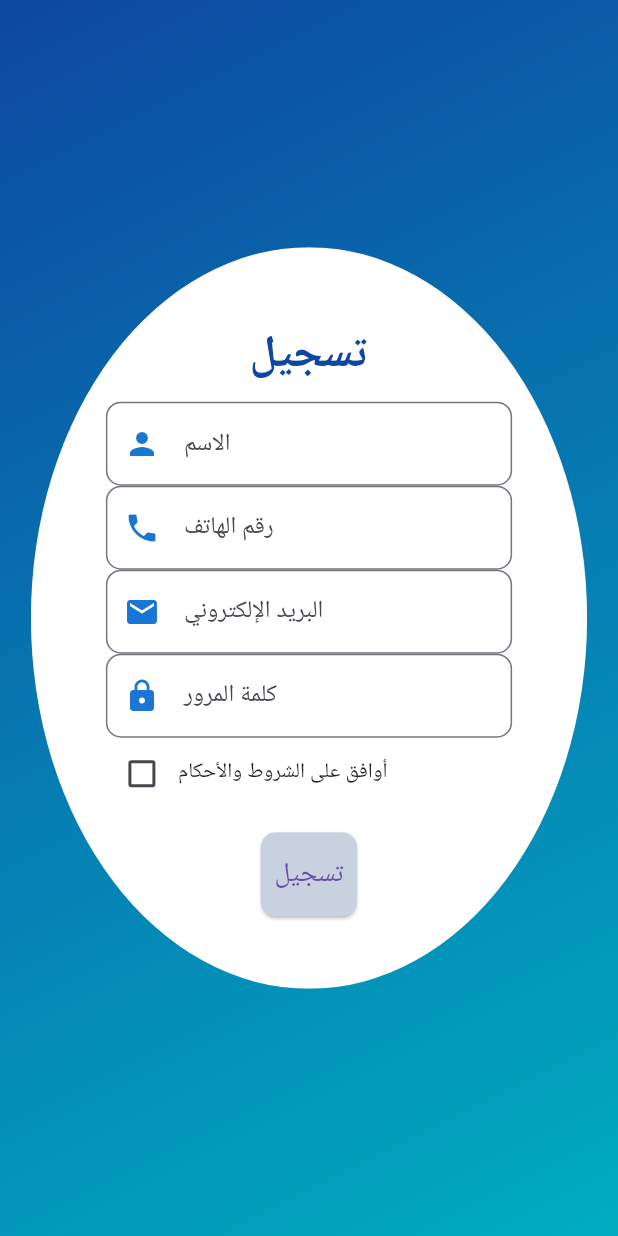
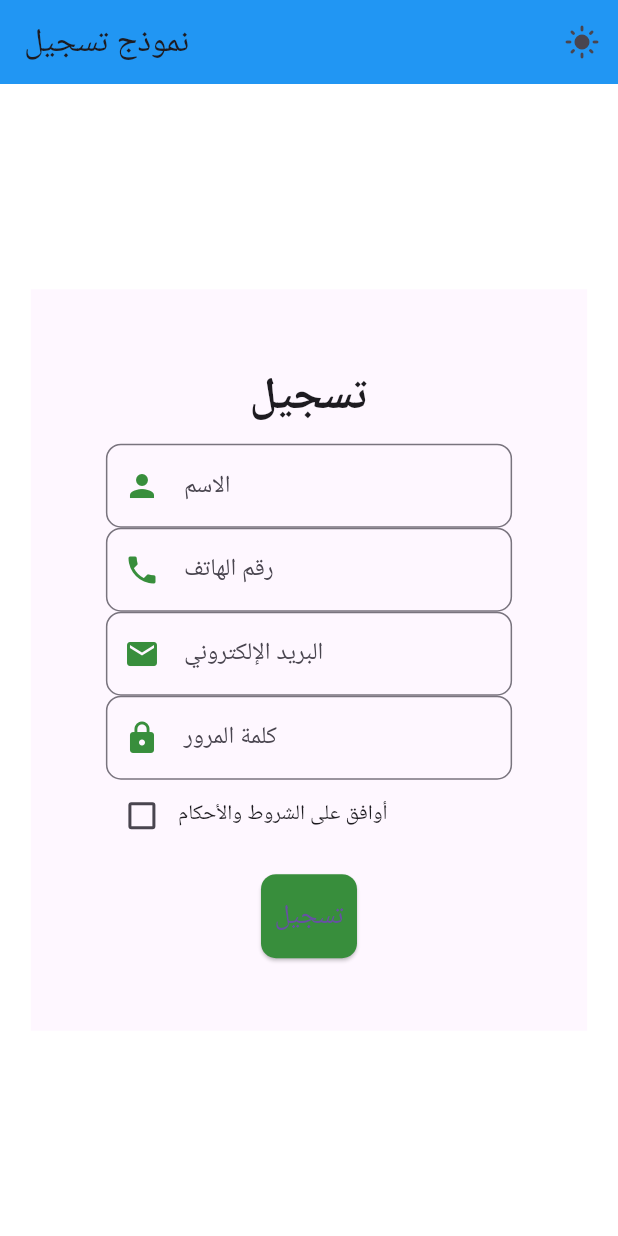
Before and after one commit to aishs-prog/aisha_app, a Flutter app: the screen it shows after launch, on a phone screen of 412 x 824 dp. Run offline on Flutter 3.47's test engine with Material 3 defaults, Android fonts, the phone set to English and light mode, and no system bars; our stand-ins replace get.

Commit message:
homework 3

```diff
--- a/lib/main.dart
+++ b/lib/main.dart
@@ -1,4 +1,5 @@
 import 'package:flutter/material.dart';
+import 'package:get/get.dart';
 import 'validator.dart';
 
 void main() {
@@ -8,52 +9,67 @@
 class MyApp extends StatelessWidget {
   @override
   Widget build(BuildContext context) {
-    return MaterialApp(
+    return GetMaterialApp(
       title: 'نموذج تسجيل',
-      theme: ThemeData(primarySwatch: Colors.blue),
+      theme: ThemeData(
+        primarySwatch: Colors.blue,
+        brightness: Brightness.light,
+        scaffoldBackgroundColor: Colors.white,
+        appBarTheme: AppBarTheme(
+          backgroundColor: Colors.blue,
+        ),
+      ),
+      darkTheme: ThemeData(
+        primarySwatch: Colors.blue,
+        brightness: Brightness.dark,
+        scaffoldBackgroundColor: Colors.black,
+        appBarTheme: AppBarTheme(
+          backgroundColor: Colors.black,
+        ),
+      ),
+      themeMode: ThemeMode.system,
       home: RegistrationForm(),
     );
   }
 }
 
-class RegistrationForm extends StatefulWidget {
-  @override
-  _RegistrationFormState createState() => _RegistrationFormState();
+class ThemeController extends GetxController {
+  var isDarkMode = false.obs;
+
+  void toggleTheme() {
+    isDarkMode.value = !isDarkMode.value;
+    Get.changeThemeMode(isDarkMode.value ? ThemeMode.dark : ThemeMode.light);
+  }
 }
 
-class _RegistrationFormState extends State<RegistrationForm> {
-  final _formKey = GlobalKey<FormState>();
-  String name = '';
-  String phone = '';
-  String email = '';
-  String password = '';
-  bool termsAccepted = false;
+class RegistrationForm extends StatelessWidget {
+  final ThemeController themeController = Get.put(ThemeController());
 
   @override
   Widget build(BuildContext context) {
     return Scaffold(
-      body: Stack(
-        children: [
-          Container(
-            decoration: BoxDecoration(
-              gradient: LinearGradient(
-                colors: [Colors.blue[900]!, Colors.cyan[600]!],
-                begin: Alignment.topLeft,
-                end: Alignment.bottomRight,
+      appBar: AppBar(
+        title: Text('نموذج تسجيل'),
+        actions: [
+          Obx(() => IconButton(
+                icon: Icon(
+                  themeController.isDarkMode.value
+                      ? Icons.dark_mode
+                      : Icons.light_mode,
                 ),
+                onPressed: themeController.toggleTheme,
+              )),
+        ],
       ),
-          ),
-          Center(
-            child: ClipPath(
-              clipper: OvalShapeClipper(),
+      body: Center(
         child: Container(
           width: MediaQuery.of(context).size.width * 0.90,
           height: MediaQuery.of(context).size.height * 0.6,
-                color: Colors.white,
+          color: Theme.of(context).cardColor,
           child: SingleChildScrollView(
             padding: EdgeInsets.all(50),
             child: Form(
-                    key: _formKey,
+              key: GlobalKey<FormState>(),
               child: Column(
                 mainAxisSize: MainAxisSize.min,
                 children: [
@@ -62,43 +78,40 @@
                     style: TextStyle(
                       fontSize: 30,
                       fontWeight: FontWeight.bold,
-                              color: Colors.blue[900]),
+                      color: Theme.of(context).textTheme.titleLarge!.color,
+                    ),
                   ),
                   SizedBox(height: 10),
                   _buildTextField(
                     label: 'الاسم',
                     icon: Icons.person,
-                          onChanged: (value) => name = value,
+                    onChanged: (value) {},
                     validator: FormValidator.validateName,
                   ),
                   _buildTextField(
                     label: 'رقم الهاتف',
                     icon: Icons.phone,
-                          onChanged: (value) => phone = value,
+                    onChanged: (value) {},
                     validator: FormValidator.validatePhone,
                   ),
                   _buildTextField(
                     label: 'البريد الإلكتروني',
                     icon: Icons.email,
-                          onChanged: (value) => email = value,
+                    onChanged: (value) {},
                     validator: FormValidator.validateEmail,
                   ),
                   _buildTextField(
                     label: 'كلمة المرور',
                     icon: Icons.lock,
                     obscureText: true,
-                          onChanged: (value) => password = value,
+                    onChanged: (value) {},
                     validator: FormValidator.validatePassword,
                   ),
                   Row(
                     children: [
                       Checkbox(
-                              value: termsAccepted,
-                              onChanged: (value) {
-                                setState(() {
-                                  termsAccepted = value!;
-                                });
-                              },
+                        value: false,
+                        onChanged: (value) {},
                       ),
                       Expanded(
                         child: Text('أوافق على الشروط والأحكام'),
@@ -107,22 +120,9 @@
                   ),
                   SizedBox(height: 15),
                   ElevatedButton(
-                          onPressed: () {
-                            if (_formKey.currentState!.validate() &&
-                                termsAccepted) {
-                              ScaffoldMessenger.of(context).showSnackBar(
-                                SnackBar(content: Text('تم التسجيل بنجاح!')),
-                              );
-                            } else if (!termsAccepted) {
-                              ScaffoldMessenger.of(context).showSnackBar(
-                                SnackBar(
-                                    content: Text('يرجى قبول الشروط والأحكام')),
-                              );
-                            }
-                          },
+                    onPressed: () {},
                     style: ElevatedButton.styleFrom(
-                            backgroundColor:
-                                const Color.fromARGB(255, 200, 209, 223),
+                      backgroundColor: Colors.green[700],
                       padding: EdgeInsets.symmetric(vertical: 15),
                       shape: RoundedRectangleBorder(
                         borderRadius: BorderRadius.circular(10),
@@ -135,9 +135,6 @@
             ),
           ),
         ),
-            ),
-          ),
-        ],
       ),
     );
   }
@@ -152,10 +149,10 @@
     return TextFormField(
       decoration: InputDecoration(
         labelText: label,
-        prefixIcon: Icon(icon, color: Colors.blue[700]),
+        prefixIcon: Icon(icon, color: Colors.green[700]),
         border: OutlineInputBorder(
           borderRadius: BorderRadius.circular(10),
-          borderSide: BorderSide(color: Colors.blue[700]!),
+          borderSide: BorderSide(color: Colors.green[700]!),
         ),
       ),
       onChanged: onChanged,
@@ -164,17 +161,3 @@
     );
   }
 }
-
-class OvalShapeClipper extends CustomClipper<Path> {
-  @override
-  Path getClip(Size size) {
-    var path = Path();
-    path.addOval(Rect.fromLTWH(0, 0, size.width, size.height));
-    return path;
-  }
-
-  @override
-  bool shouldReclip(CustomClipper<Path> oldClipper) {
-    return false;
-  }
-}
--- a/pubspec.yaml
+++ b/pubspec.yaml
@@ -30,6 +30,7 @@
 dependencies:
   flutter:
     sdk: flutter
+  get: ^4.6.6
 
 
   # The following adds the Cupertino Icons font to your application.
```
Also changed, not shown: pubspec.lock. Lines whose indentation alone changed are shown as unchanged.
